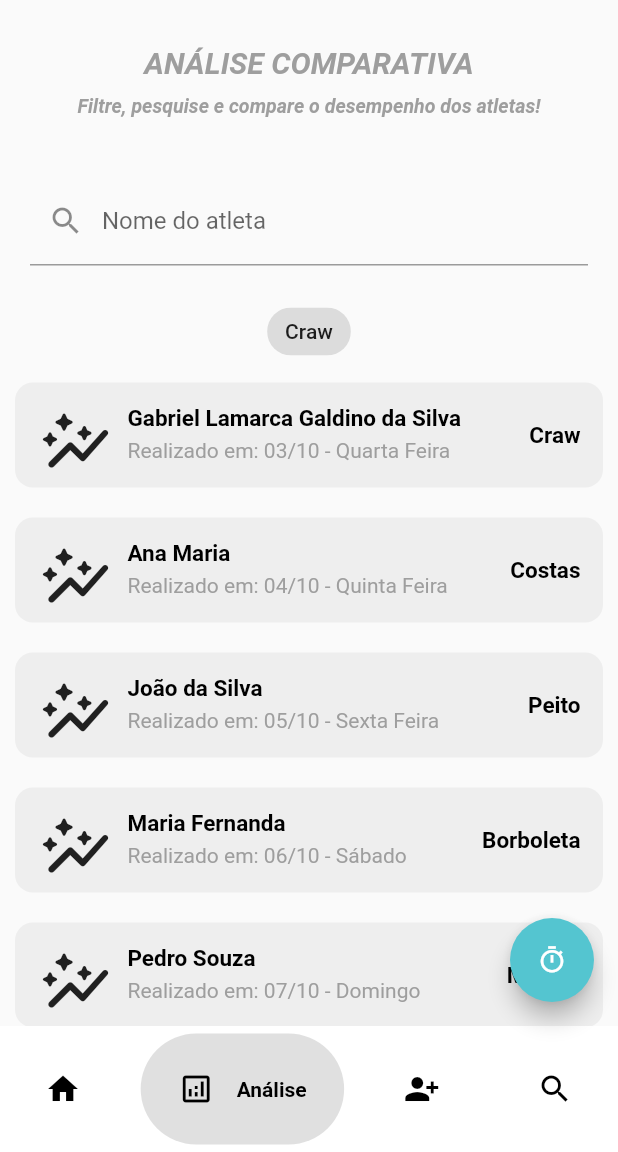
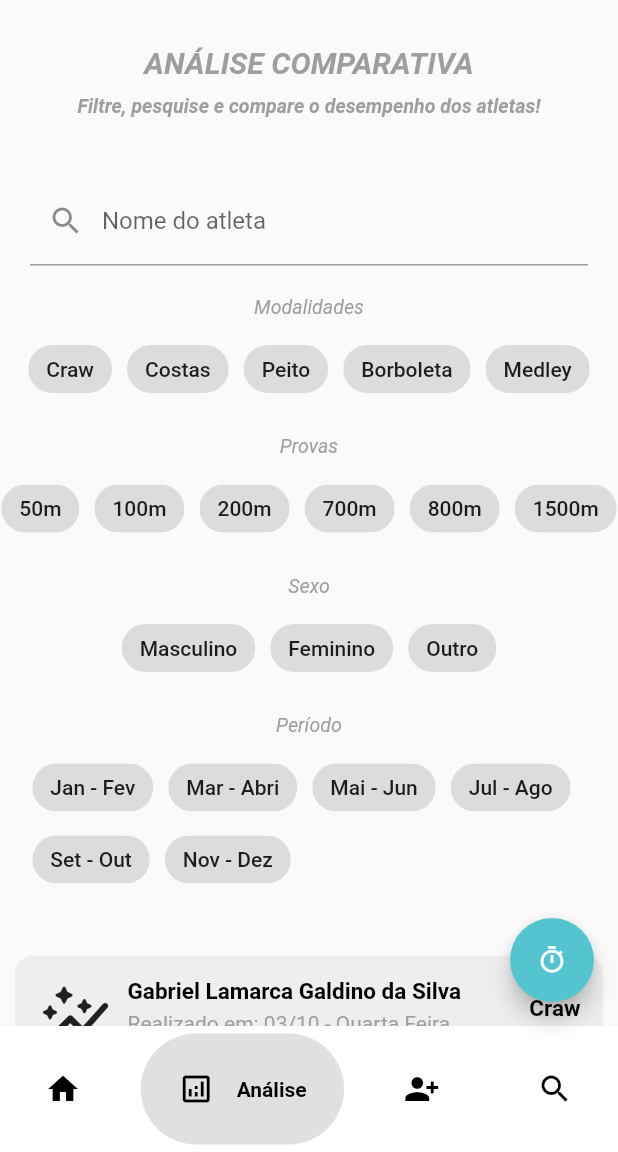
Before and after one commit to lamarcaa/UNASplash, a Flutter app: the MenuPrincipalTreinador screen opened directly, item 2 of the bottom bar chosen, on a phone screen of 412 x 824 dp, the part 84-1236 px from its top. Run offline on Flutter 3.47's test engine with Material 2 defaults, Android fonts, the light colour scheme and no system bars; drawn by our look-alikes of google_nav_bar; network calls fail.

Commit message:
fim da analise comparativa, começo do esqueci a senha meu deus socorro acaba nunca

```diff
--- /dev/null
+++ b/lib/componentes/btnFiltro.dart
@@ -0,0 +1,27 @@
+import 'package:flutter/material.dart';
+
+class BtnFiltro extends StatefulWidget {
+  final String text;
+
+  BtnFiltro({Key? key, required this.text}) : super(key: key);
+
+  @override
+  _BtnFiltroState createState() => _BtnFiltroState();
+}
+
+class _BtnFiltroState extends State<BtnFiltro> {
+  bool selecionado = false;
+
+  @override
+  Widget build(BuildContext context) {
+    return FilterChip(
+      label: Text(widget.text),
+      selected: selecionado,
+      onSelected: (selected) {
+        setState(() {
+          selecionado = selected;
+        });
+      },
+    );
+  }
+}
--- a/lib/helper/atleta.dart
+++ b/lib/helper/atleta.dart
@@ -2,5 +2,6 @@ class Atleta {
   final String nome;
   final String email;
   final String tipoUsuario;
+  String senha = '123';
   Atleta(this.nome, this.email, this.tipoUsuario);
 }
--- a/lib/helper/usuarios.dart
+++ b/lib/helper/usuarios.dart
@@ -2,6 +2,6 @@ class Usuario {
   final String nome;
   final String email;
   final String tipoUsuario;
-
+  String senha = '123';
   Usuario(this.nome, this.email, this.tipoUsuario);
 }
--- a/lib/main.dart
+++ b/lib/main.dart
@@ -1,6 +1,9 @@
 import 'package:flutter/material.dart';
 import 'package:unasplash/componentes/botaoPrincipal.dart';
+import 'package:unasplash/componentes/botaoSecundario.dart';
 import 'package:unasplash/componentes/textfield.dart';
+import 'package:unasplash/componentes/titulo.dart';
+import 'package:unasplash/helper/usuarios.dart';
 import 'users/administrador/menuPrincipalAdm.dart';
 import 'package:unasplash/users/treinador/menuPrincipalTreinador.dart';
 import 'package:unasplash/users/atleta/menuPrincipalAtleta.dart';
@@ -31,6 +34,9 @@ class _MyStatefulWidgetState extends State<MyStatefulWidget> {
   // controllers para o form
   final emailUsuario = TextEditingController();
   final senhaUsuario = TextEditingController();
+  final emailRecupera = TextEditingController();
+
+  get listaDeUsuarios => null;
 
   @override
   Widget build(BuildContext context) {
@@ -64,20 +70,58 @@ class _MyStatefulWidgetState extends State<MyStatefulWidget> {
               ),
               SizedBox(height: 30),
               Row(mainAxisAlignment: MainAxisAlignment.end, children: [
-                Padding(
-                  padding: const EdgeInsets.symmetric(horizontal: 25.0),
-                  child: Text(
-                    'Esqueceu sua senha? Clique aqui',
-                    style: TextStyle(color: Colors.grey[600]),
+                InkWell(
+                  child: Padding(
+                    padding: const EdgeInsets.symmetric(horizontal: 25.0),
+                    child: Text(
+                      'Esqueceu sua senha? Clique aqui',
+                      style: TextStyle(color: Colors.grey[600]),
+                    ),
                   ),
+                  onTap: () {
+                    print("clicou");
+                    showModalBottomSheet<void>(
+                      context: context,
+                      builder: (BuildContext context) {
+                        return Container(
+                          height: 300,
+                          color: Colors.white,
+                          child: Center(
+                            child: Column(
+                              mainAxisAlignment: MainAxisAlignment.center,
+                              children: <Widget>[
+                                Titulo(
+                                    titulo: 'Esqueceu sua senha?',
+                                    subTitulo: 'Digite seu email:'),
+                                TextFieldPadrao(
+                                  hintText: 'Email',
+                                  obscureText: false,
+                                  controller: emailRecupera,
+                                ),
+                                SizedBox(
+                                  height: 30,
+                                ),
+                                BotaoSecundario(
+                                  hintText: 'Recuperar',
+                                  onTap: () {
+                                    recuperarSenha(emailRecupera.text);
+                                  },
+                                ),
+                              ],
+                            ),
+                          ),
+                        );
+                      },
+                    );
+                  },
                 ),
               ]),
               SizedBox(height: 25),
               BotaoPrincipal(
                 hintText: 'Entre no Aplicativo',
                 onTap: () {
-                  verificarUsuario(
-                      context, emailUsuario.text, senhaUsuario.text);
+                  verificarUsuario(emailUsuario.text, senhaUsuario.text);
+                  usuarioLista(emailUsuario.text);
                 },
               ),
             ],
@@ -87,7 +131,7 @@ class _MyStatefulWidgetState extends State<MyStatefulWidget> {
     );
   }
 
-  void verificarUsuario(BuildContext context, String email, String senha) {
+  void verificarUsuario(String email, String senha) {
     if (email == '123' && senha == '123') {
       redirecionaMenu(context, 'administrador');
     } else if (email == '456' && senha == '456') {
@@ -109,6 +153,14 @@ class _MyStatefulWidgetState extends State<MyStatefulWidget> {
     }
   }
 
+  void usuarioLista(String email) {
+    for (Usuario usuario in listaDeUsuarios) {
+      if (usuario.email == email) {
+        print('Encontrou');
+      }
+    }
+  }
+
   void redirecionaMenu(BuildContext context, String tipoUsuario) {
     if (tipoUsuario == 'administrador') {
       Navigator.push(
@@ -127,4 +179,10 @@ class _MyStatefulWidgetState extends State<MyStatefulWidget> {
       );
     }
   }
+
+  void recuperarSenha(String emailRecupera) {
+    if (emailRecupera.isEmpty) {
+      print('vazio');
+    } else {}
+  }
 }
--- a/lib/users/treinador/analiseComparativa.dart
+++ b/lib/users/treinador/analiseComparativa.dart
@@ -1,8 +1,9 @@
 import 'package:flutter/material.dart';
+import 'package:unasplash/componentes/btnFiltro.dart';
 import 'package:unasplash/componentes/cardTreinoAvaliativo.dart';
 import 'package:unasplash/componentes/titulo.dart';
 
-enum ExerciseFilter { Craw }
+enum ExerciseFilter { Craw, Costas, Peito, Borboleta, Medley }
 
 void main() {
   runApp(MaterialApp(
@@ -42,23 +43,188 @@ class _AnaliseComparativaState extends State<AnaliseComparativa> {
               onSubmitted: buscarAtleta,
             ),
           ),
+          Text(
+            'Modalidades',
+            style: TextStyle(
+              color: Colors.grey[500],
+              fontSize: 13,
+              fontStyle: FontStyle.italic,
+            ),
+          ),
+          SizedBox(
+            height: 10,
+          ),
           Wrap(
             children: [
-              FilterChip(
-                label: Text('Craw'),
-                selected: filters.contains(ExerciseFilter.Craw),
-                onSelected: (selected) {
-                  setState(() {
-                    if (selected) {
-                      filters.add(ExerciseFilter.Craw);
-                    } else {
-                      filters.remove(ExerciseFilter.Craw);
-                    }
-                  });
-                },
+              BtnFiltro(
+                text: 'Craw',
               ),
-              // Adicione mais filtros aqui
+              SizedBox(
+                width: 10,
+              ),
+              BtnFiltro(
+                text: 'Costas',
+              ),
+              SizedBox(
+                width: 10,
+              ),
+              BtnFiltro(
+                text: 'Peito',
+              ),
+              SizedBox(
+                width: 10,
+              ),
+              BtnFiltro(
+                text: 'Borboleta',
+              ),
+              SizedBox(
+                width: 10,
+              ),
+              BtnFiltro(
+                text: 'Medley',
+              ),
             ],
+          ),
+          SizedBox(
+            height: 20,
+          ),
+          Text(
+            'Provas',
+            style: TextStyle(
+              color: Colors.grey[500],
+              fontSize: 13,
+              fontStyle: FontStyle.italic,
+            ),
+          ),
+          SizedBox(
+            height: 10,
+          ),
+          Wrap(
+            children: [
+              BtnFiltro(
+                text: '50m',
+              ),
+              SizedBox(
+                width: 10,
+              ),
+              BtnFiltro(
+                text: '100m',
+              ),
+              SizedBox(
+                width: 10,
+              ),
+              BtnFiltro(
+                text: '200m',
+              ),
+              SizedBox(
+                width: 10,
+              ),
+              BtnFiltro(
+                text: '700m',
+              ),
+              SizedBox(
+                width: 10,
+              ),
+              BtnFiltro(
+                text: '800m',
+              ),
+              SizedBox(
+                width: 10,
+              ),
+              BtnFiltro(
+                text: '1500m',
+              ),
+            ],
+          ),
+          SizedBox(
+            height: 20,
+          ),
+          Text(
+            'Sexo',
+            style: TextStyle(
+              color: Colors.grey[500],
+              fontSize: 13,
+              fontStyle: FontStyle.italic,
+            ),
+          ),
+          SizedBox(
+            height: 10,
+          ),
+          Wrap(
+            children: [
+              BtnFiltro(
+                text: 'Masculino',
+              ),
+              SizedBox(
+                width: 10,
+              ),
+              BtnFiltro(
+                text: 'Feminino',
+              ),
+              SizedBox(
+                width: 10,
+              ),
+              BtnFiltro(
+                text: 'Outro',
+              ),
+            ],
+          ),
+          SizedBox(
+            height: 20,
+          ),
+          Text(
+            'Período',
+            style: TextStyle(
+              color: Colors.grey[500],
+              fontSize: 13,
+              fontStyle: FontStyle.italic,
+            ),
+          ),
+          SizedBox(
+            height: 10,
+          ),
+          Wrap(
+            children: [
+              BtnFiltro(
+                text: 'Jan - Fev',
+              ),
+              SizedBox(
+                width: 10,
+              ),
+              BtnFiltro(
+                text: 'Mar - Abri',
+              ),
+              SizedBox(
+                width: 10,
+              ),
+              BtnFiltro(
+                text: 'Mai - Jun',
+              ),
+              SizedBox(
+                width: 10,
+              ),
+              BtnFiltro(
+                text: 'Jul - Ago',
+              ),
+              SizedBox(
+                width: 10,
+              ),
+              BtnFiltro(
+                text: 'Set - Out',
+              ),
+              SizedBox(
+                width: 10,
+              ),
+              SizedBox(
+                height: 20,
+              ),
+              BtnFiltro(
+                text: 'Nov - Dez',
+              ),
+            ],
+          ),
+          SizedBox(
+            height: 30,
           ),
           CardTreino(
             nomeUsuario: 'Gabriel Lamarca Galdino da Silva',
```
